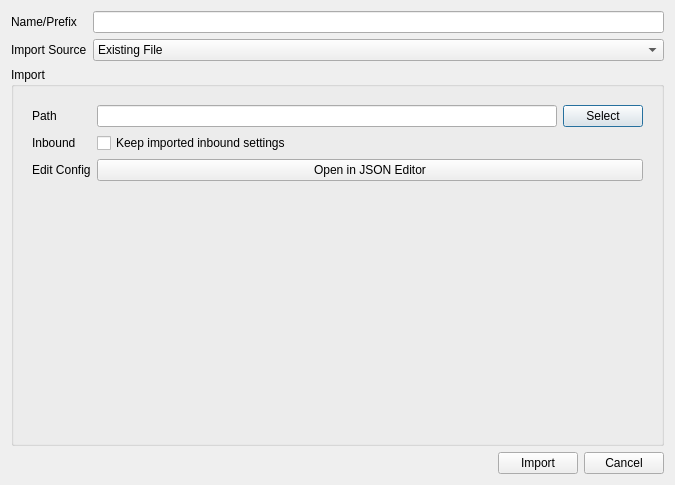
Above: src/ui/w_ImportConfig.ui from darsvador/qvssr before the change. Below: the same form after it.
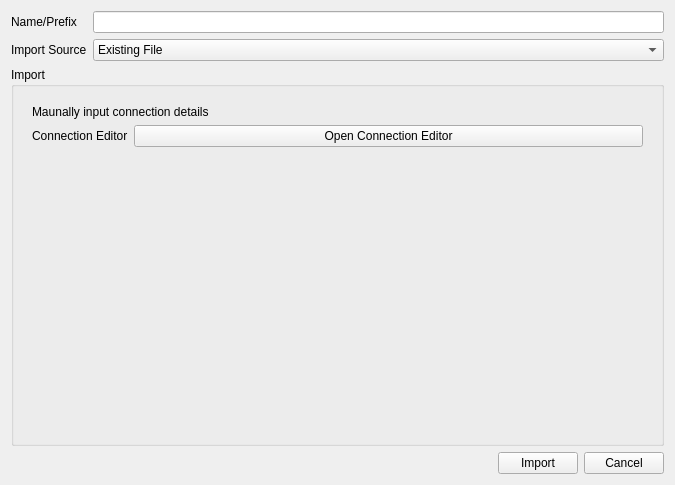
That is the form after the change. The open tabs and pages were chosen to show the change.

Patch:
```diff
--- a/src/ui/w_ImportConfig.ui
+++ b/src/ui/w_ImportConfig.ui
@@ -325,6 +325,31 @@
           </item>
          </layout>
         </widget>
+        <widget class="QWidget" name="page_2">
+         <layout class="QFormLayout" name="formLayout_4">
+          <item row="1" column="0">
+           <widget class="QLabel" name="label_12">
+            <property name="text">
+             <string>Connection Editor</string>
+            </property>
+           </widget>
+          </item>
+          <item row="1" column="1">
+           <widget class="QPushButton" name="connectionEditBtn">
+            <property name="text">
+             <string>Open Connection Editor</string>
+            </property>
+           </widget>
+          </item>
+          <item row="0" column="0" colspan="2">
+           <widget class="QLabel" name="label_13">
+            <property name="text">
+             <string>Maunally input connection details</string>
+            </property>
+           </widget>
+          </item>
+         </layout>
+        </widget>
        </widget>
       </item>
      </layout>
```
Left out of the diff: 11 changed lines with no effect on the pictures.
